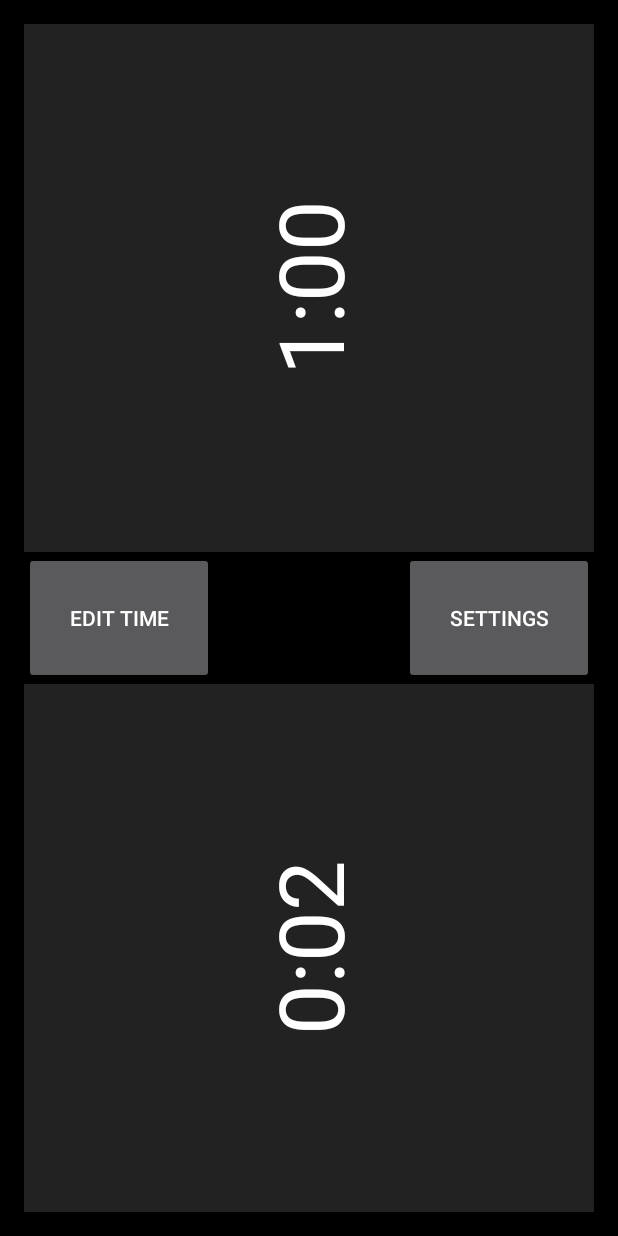
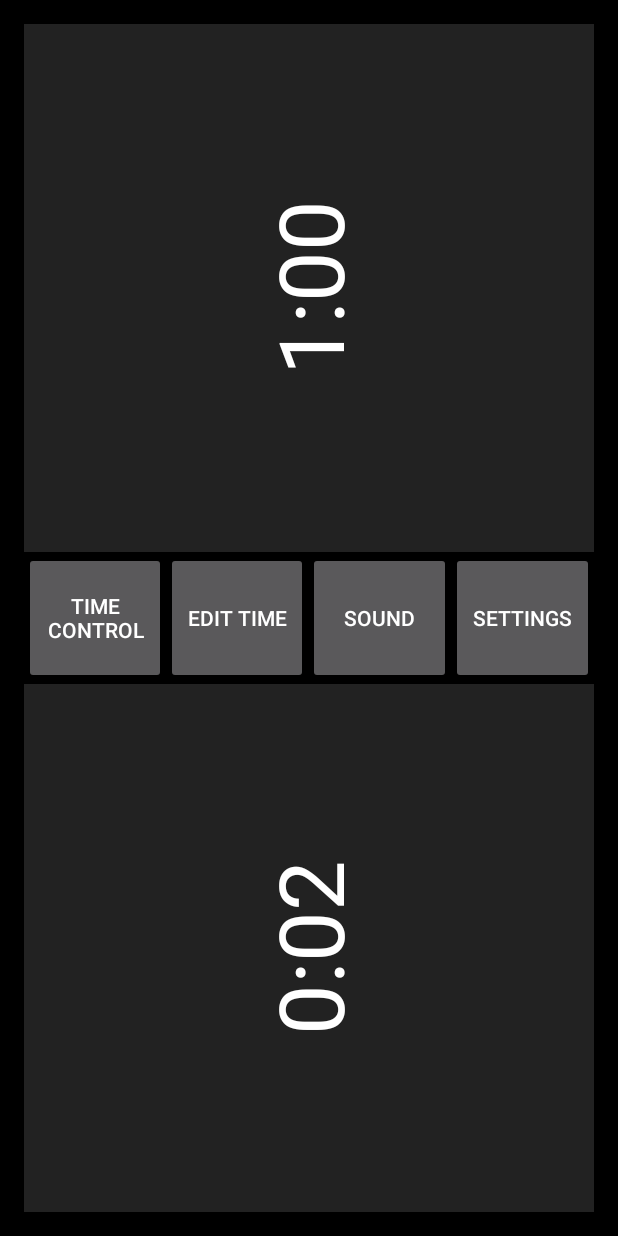
Before and after one commit to jmagine/ChessClock, an Android app: the screen it shows after launch (MainActivity), on a phone screen of 412 x 824 dp. Run offline under Robolectric (Android 15) with nearby library versions, the phone set to English and light mode, and no system bars.

Commit message:
integrated sound button, made a better scheme including an init mode to only use 4 buttons, but assign them to 8 functions

```diff
--- a/app/src/main/java/com/example/android/chessclock/MainActivity.java
+++ b/app/src/main/java/com/example/android/chessclock/MainActivity.java
@@ -16,8 +16,9 @@ public class MainActivity extends AppCompatActivity implements View.OnTouchListe
   Button[] editTimeButtons;
   Button topButton;
   Button bottomButton;
-  Button pauseButton;
-  Button editButton;
+  Button controlButton1;
+  Button controlButton2;
+  Button soundButton;
   Button settingsButton;
   TextView topTimeTV;
   TextView bottomTimeTV;
@@ -33,14 +34,20 @@ public class MainActivity extends AppCompatActivity implements View.OnTouchListe
   final int MIN_PER_HOUR = 60;
   final int SEC_PER_MIN = 60;
 
-  final int MODE_PLAY = 0;
-  final int MODE_PAUSE = 1;
-  final int MODE_EDIT_TIME = 2;
+  final int MODE_INIT      = 0;
+  final int MODE_PLAY      = 1;
+  final int MODE_PAUSE     = 2;
+  final int MODE_EDIT_TIME = 3;
 
   long[] initTimes;
   long topTime;
   long bottomTime;
+  long tempTopTime;
+  long tempBottomTime;
+  long initTopTime;
+  long initBottomTime;
   int turn = PAUSE;
+  int currMode;
 
   boolean editMode;
 
@@ -55,8 +62,9 @@ public class MainActivity extends AppCompatActivity implements View.OnTouchListe
     bottomTimeTV = (TextView) findViewById(R.id.bottomTime);
     topButton = (Button) findViewById(R.id.topButton);
     bottomButton = (Button) findViewById(R.id.bottomButton);
-    pauseButton = (Button) findViewById(R.id.pauseButton);
-    editButton = (Button) findViewById(R.id.editButton);
+    controlButton1 = (Button) findViewById(R.id.controlButton1);
+    controlButton2 = (Button) findViewById(R.id.controlButton2);
+    soundButton = (Button) findViewById(R.id.soundButton);
     settingsButton = (Button) findViewById(R.id.settingsButton);
     editTimeButtons[0] = (Button) findViewById(R.id.editTimeTop1Up);
     editTimeButtons[1] = (Button) findViewById(R.id.editTimeTop2Up);
@@ -67,27 +75,15 @@ public class MainActivity extends AppCompatActivity implements View.OnTouchListe
     editTimeButtons[6] = (Button) findViewById(R.id.editTimeBottom1Down);
     editTimeButtons[7] = (Button) findViewById(R.id.editTimeBottom2Down);
 
-    /*
-    topButton.setOnClickListener(this);
-    bottomButton.setOnClickListener(this);
-    editButton.setOnClickListener(this);
-    pauseButton.setOnClickListener(this);
-    settingsButton.setOnClickListener(this);
-
-    for(int i = 0; i < 8; i++) {
-      editTimeButtons[i].setOnClickListener(this);
-    }
-    */
-
     topButton.setOnTouchListener(this);
     bottomButton.setOnTouchListener(this);
-    editButton.setOnTouchListener(this);
-    pauseButton.setOnTouchListener(this);
+    controlButton1.setOnTouchListener(this);
+    controlButton2.setOnTouchListener(this);
+    soundButton.setOnTouchListener(this);
     settingsButton.setOnTouchListener(this);
 
-    for(int i = 0; i < 8; i++) {
+    for(int i = 0; i < 8; i++)
       editTimeButtons[i].setOnTouchListener(this);
-    }
 
     //TODO figure out all the intent stuff
     //Need intent for setting time control
@@ -102,12 +98,12 @@ public class MainActivity extends AppCompatActivity implements View.OnTouchListe
       }
     }
     else {
-      topTime    = 0 * HOUR + 1 * MINUTE + 0 * SECOND;
-      bottomTime = 0 * HOUR + 2 * SECOND + 0 * SECOND;
+      initTopTime    = 0 * HOUR + 1 * MINUTE + 0 * SECOND;
+      initBottomTime = 0 * HOUR + 2 * SECOND + 0 * SECOND;
     }
 
     editMode = false;
-    setMode(MODE_PAUSE);
+    setMode(MODE_INIT);
 
     //update times each 10 ms
     Timer t = new Timer();
@@ -148,30 +144,39 @@ public class MainActivity extends AppCompatActivity implements View.OnTouchListe
         turn = PLAYER_TOP;
         setMode(MODE_PLAY);
         break;
-      case R.id.editButton:
-        if(editMode) {
-          editMode = false;
+      case R.id.controlButton1:
+        if(currMode == MODE_INIT) {
+
+        }
+        else if(currMode == MODE_PLAY || currMode == MODE_PAUSE)
+          setMode(MODE_INIT);
+        else if(currMode == MODE_EDIT_TIME)
+          setMode(MODE_PAUSE);
+        break;
+      case R.id.controlButton2:
+        if(currMode == MODE_INIT || currMode == MODE_PAUSE)
+          setMode(MODE_EDIT_TIME);
+        else if(currMode == MODE_EDIT_TIME) {
+          revertChanges();
           setMode(MODE_PAUSE);
         }
-        else {
-          editMode = true;
-          setMode(MODE_EDIT_TIME);
-        }
+        else
+          setMode(MODE_PAUSE);
         break;
-      case R.id.pauseButton:
-        setMode(MODE_PAUSE);
+      case R.id.soundButton:
+        //TODO sound
         break;
       case R.id.settingsButton:
         Intent myIntent = new Intent(settingsButton.getContext(), SettingsActivity.class);
         startActivityForResult(myIntent, 0);
         break;
       //TODO implement the HH:MM vs MM:SS edit time modes
-      case R.id.editTimeTop1Up: topTime += SECOND; break;
-      case R.id.editTimeTop2Up: topTime += MINUTE; break;
-      case R.id.editTimeBottom1Up: bottomTime += SECOND; break;
-      case R.id.editTimeBottom2Up: bottomTime += MINUTE; break;
-      case R.id.editTimeTop1Down: topTime -= SECOND; if(topTime < 0) topTime = 0; break;
-      case R.id.editTimeTop2Down: topTime -= MINUTE; if(topTime < 0) topTime = 0; break;
+      case R.id.editTimeTop1Up:      topTime    += SECOND; break;
+      case R.id.editTimeTop2Up:      topTime    += MINUTE; break;
+      case R.id.editTimeBottom1Up:   bottomTime += SECOND; break;
+      case R.id.editTimeBottom2Up:   bottomTime += MINUTE; break;
+      case R.id.editTimeTop1Down:    topTime    -= SECOND; if(topTime < 0)    topTime = 0;    break;
+      case R.id.editTimeTop2Down:    topTime    -= MINUTE; if(topTime < 0)    topTime = 0;    break;
       case R.id.editTimeBottom1Down: bottomTime -= SECOND; if(bottomTime < 0) bottomTime = 0; break;
       case R.id.editTimeBottom2Down: bottomTime -= MINUTE; if(bottomTime < 0) bottomTime = 0; break;
       default:
@@ -273,41 +278,86 @@ public class MainActivity extends AppCompatActivity implements View.OnTouchListe
     return timeString;
   }
 
+  public void resetTimes() {
+    topTime = initTopTime;
+    bottomTime = initBottomTime;
+  }
+
+  public void revertChanges() {
+    topTime = tempTopTime;
+    bottomTime = tempBottomTime;
+  }
+
   public void setMode(int mode) {
-    if(mode == MODE_PLAY || mode == MODE_PAUSE) {
-      topButton.setVisibility(View.VISIBLE);
-      bottomButton.setVisibility(View.VISIBLE);
-    }
-    else {
-      topButton.setVisibility(View.INVISIBLE);
-      bottomButton.setVisibility(View.INVISIBLE);
+
+    switch(mode) {
+      case MODE_INIT:
+
+        topButton.setVisibility(View.VISIBLE);
+        bottomButton.setVisibility(View.VISIBLE);
+
+        controlButton1.setText("Time Control");
+        controlButton2.setText("Edit Time");
+
+        for(int i = 0; i < 8; i++)
+          editTimeButtons[i].setVisibility(View.INVISIBLE);
+
+        turn = 0;
+        resetTimes();
+
+        //if out of time, button is still red. otherwise unpressed color
+        if(topTime > 0)    topButton.setBackgroundColor(0xFF222222);
+        else               topButton.setBackgroundColor(0xFFFF4444);
+        if(bottomTime > 0) bottomButton.setBackgroundColor(0xFF222222);
+        else               bottomButton.setBackgroundColor(0xFFFF4444);
+
+        break;
+      case MODE_PLAY:
+        topButton.setVisibility(View.VISIBLE);
+        bottomButton.setVisibility(View.VISIBLE);
+
+        controlButton1.setText("Reset");
+        controlButton2.setText("Pause");
+
+        for(int i = 0; i < 8; i++)
+          editTimeButtons[i].setVisibility(View.INVISIBLE);
+        break;
+      case MODE_PAUSE:
+        topButton.setVisibility(View.VISIBLE);
+        bottomButton.setVisibility(View.VISIBLE);
+
+        //if out of time, button is still red. otherwise unpressed color
+        if(topTime > 0)    topButton.setBackgroundColor(0xFF222222);
+        else               topButton.setBackgroundColor(0xFFFF4444);
+        if(bottomTime > 0) bottomButton.setBackgroundColor(0xFF222222);
+        else               bottomButton.setBackgroundColor(0xFFFF4444);
+
+
+        controlButton1.setText("Reset");
+        controlButton2.setText("Edit Time");
+
+        for(int i = 0; i < 8; i++)
+          editTimeButtons[i].setVisibility(View.INVISIBLE);
+
+        turn = 0;
+        break;
+      case MODE_EDIT_TIME:
+        topButton.setVisibility(View.INVISIBLE);
+        bottomButton.setVisibility(View.INVISIBLE);
+
+        controlButton1.setText("Apply");
+        controlButton2.setText("Cancel");
+
+        tempTopTime = topTime;
+        tempBottomTime = bottomTime;
+
+        for(int i = 0; i < 8; i++)
+          editTimeButtons[i].setVisibility(View.VISIBLE);
+
+        turn = 0;
+        break;
     }
 
-    if(mode == MODE_PAUSE) {
-      if(bottomTime > 0) bottomButton.setBackgroundColor(0xFF222222);
-      else               bottomButton.setBackgroundColor(0xFFFF4444);
-      if(topTime > 0)    topButton.setBackgroundColor(0xFF222222);
-      else               topButton.setBackgroundColor(0xFFFF4444);
-      turn = PAUSE;
-      pauseButton.setVisibility(View.INVISIBLE);
-    }
-    else if(mode == MODE_EDIT_TIME)
-      pauseButton.setVisibility(View.INVISIBLE);
-    else
-      pauseButton.setVisibility(View.VISIBLE);
-
-    if(mode == MODE_EDIT_TIME) {
-      turn = 0;
-      editButton.setText("Done");
-      for(int i = 0; i < 8; i++) {
-        editTimeButtons[i].setVisibility(View.VISIBLE);
-      }
-    }
-    else {
-      editButton.setText("Edit Time");
-      for(int i = 0; i < 8; i++) {
-        editTimeButtons[i].setVisibility(View.INVISIBLE);
-      }
-    }
+    currMode = mode;
   }
 }
--- a/app/src/main/res/layout/activity_main.xml
+++ b/app/src/main/res/layout/activity_main.xml
@@ -94,18 +94,25 @@
       android:orientation="horizontal">
 
       <Button
-        android:id="@+id/editButton"
+        android:id="@+id/controlButton1"
         android:layout_width="0dp"
         android:layout_height="match_parent"
         android:layout_weight="1"
         android:text="Edit Time"/>
 
       <Button
-        android:id="@+id/pauseButton"
+        android:id="@+id/controlButton2"
         android:layout_width="0dp"
         android:layout_height="match_parent"
         android:layout_weight="1"
         android:text="Pause"/>
+
+      <Button
+        android:id="@+id/soundButton"
+        android:layout_width="0dp"
+        android:layout_height="match_parent"
+        android:layout_weight="1"
+        android:text="Sound"/>
 
       <Button
         android:id="@+id/settingsButton"
```
